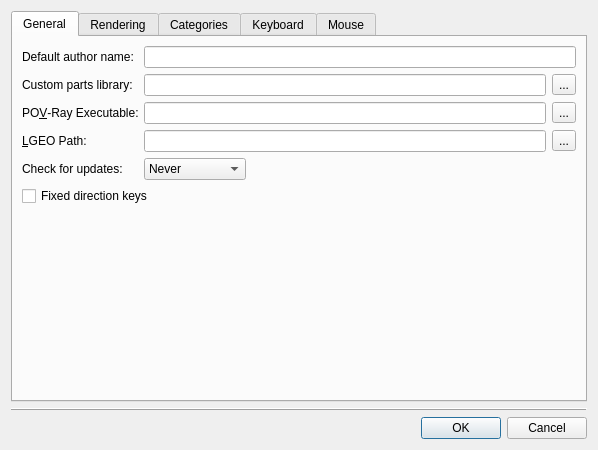
Qt form lc_lib/qt/lc_qpreferencesdialog.ui (trevorsandy/lpub3d-ci) before a commit.
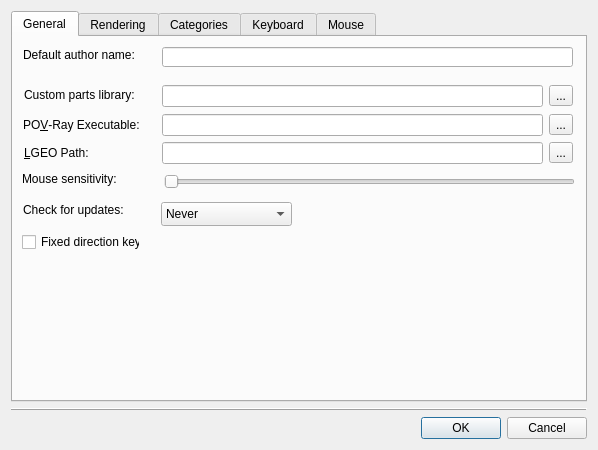
The same form after that commit.

Patch:
```diff
--- a/lc_lib/qt/lc_qpreferencesdialog.ui
+++ b/lc_lib/qt/lc_qpreferencesdialog.ui
@@ -23,12 +23,15 @@
       <attribute name="title">
        <string>General</string>
       </attribute>
-      <layout class="QFormLayout" name="formLayout">
-       <property name="fieldGrowthPolicy">
-        <enum>QFormLayout::ExpandingFieldsGrow</enum>
-       </property>
-       <item row="0" column="0">
         <widget class="QLabel" name="label_4">
+       <property name="geometry">
+        <rect>
+         <x>10</x>
+         <y>10</y>
+         <width>140</width>
+         <height>16</height>
+        </rect>
+       </property>
          <property name="text">
           <string>Default author name:</string>
          </property>
@@ -36,12 +39,25 @@
           <cstring>authorName</cstring>
          </property>
         </widget>
-       </item>
-       <item row="0" column="1">
-        <widget class="QLineEdit" name="authorName"/>
-       </item>
-       <item row="3" column="0">
+      <widget class="QLineEdit" name="authorName">
+       <property name="geometry">
+        <rect>
+         <x>149</x>
+         <y>10</y>
+         <width>411</width>
+         <height>20</height>
+        </rect>
+       </property>
+      </widget>
         <widget class="QLabel" name="label_5">
+       <property name="geometry">
+        <rect>
+         <x>11</x>
+         <y>48</y>
+         <width>140</width>
+         <height>20</height>
+        </rect>
+       </property>
          <property name="text">
           <string>Custom parts library:</string>
          </property>
@@ -49,23 +65,15 @@
           <cstring>partsLibrary</cstring>
          </property>
         </widget>
-       </item>
-       <item row="3" column="1">
-        <layout class="QHBoxLayout" name="horizontalLayout_3">
-         <item>
-          <widget class="QLineEdit" name="partsLibrary"/>
-         </item>
-         <item>
-          <widget class="QToolButton" name="partsLibraryBrowse">
-           <property name="text">
-            <string>...</string>
-           </property>
-          </widget>
-         </item>
-        </layout>
-       </item>
-       <item row="4" column="0">
         <widget class="QLabel" name="povrayLabel">
+       <property name="geometry">
+        <rect>
+         <x>10</x>
+         <y>80</y>
+         <width>140</width>
+         <height>16</height>
+        </rect>
+       </property>
          <property name="text">
           <string>PO&amp;V-Ray Executable:</string>
          </property>
@@ -73,23 +81,15 @@
           <cstring>povrayExecutable</cstring>
          </property>
         </widget>
-       </item>
-       <item row="4" column="1">
-        <layout class="QHBoxLayout" name="povrayLayout">
-         <item>
-          <widget class="QLineEdit" name="povrayExecutable"/>
-         </item>
-         <item>
-          <widget class="QToolButton" name="povrayExecutableBrowse">
-           <property name="text">
-            <string>...</string>
-           </property>
-          </widget>
-         </item>
-        </layout>
-       </item>
-       <item row="5" column="0">
         <widget class="QLabel" name="label_9">
+       <property name="geometry">
+        <rect>
+         <x>11</x>
+         <y>106</y>
+         <width>131</width>
+         <height>20</height>
+        </rect>
+       </property>
          <property name="text">
           <string>&amp;LGEO Path:</string>
          </property>
@@ -97,23 +97,15 @@
           <cstring>lgeoPath</cstring>
          </property>
         </widget>
-       </item>
-       <item row="5" column="1">
-        <layout class="QHBoxLayout" name="horizontalLayout_10">
-         <item>
-          <widget class="QLineEdit" name="lgeoPath"/>
-         </item>
-         <item>
-          <widget class="QToolButton" name="lgeoPathBrowse">
-           <property name="text">
-            <string>...</string>
-           </property>
-          </widget>
-         </item>
-        </layout>
-       </item>
-       <item row="6" column="0">
         <widget class="QLabel" name="label_10">
+       <property name="geometry">
+        <rect>
+         <x>10</x>
+         <y>165</y>
+         <width>141</width>
+         <height>16</height>
+        </rect>
+       </property>
          <property name="text">
           <string>Check for updates:</string>
          </property>
@@ -121,9 +113,15 @@
           <cstring>checkForUpdates</cstring>
          </property>
         </widget>
-       </item>
-       <item row="6" column="1">
         <widget class="QComboBox" name="checkForUpdates">
+       <property name="geometry">
+        <rect>
+         <x>148</x>
+         <y>165</y>
+         <width>131</width>
+         <height>24</height>
+        </rect>
+       </property>
          <item>
           <property name="text">
            <string>Never</string>
@@ -140,15 +138,120 @@
           </property>
          </item>
         </widget>
-       </item>
-       <item row="7" column="0" colspan="2">
         <widget class="QCheckBox" name="fixedDirectionKeys">
+       <property name="geometry">
+        <rect>
+         <x>9</x>
+         <y>190</y>
+         <width>118</width>
+         <height>30</height>
+        </rect>
+       </property>
          <property name="text">
           <string>Fixed direction keys</string>
          </property>
         </widget>
-       </item>
-      </layout>
+      <widget class="QLabel" name="label_13">
+       <property name="geometry">
+        <rect>
+         <x>9</x>
+         <y>134</y>
+         <width>141</width>
+         <height>16</height>
+        </rect>
+       </property>
+       <property name="text">
+        <string>Mouse sensitivity:</string>
+       </property>
+      </widget>
+      <widget class="QSlider" name="mouseSensitivity">
+       <property name="geometry">
+        <rect>
+         <x>151</x>
+         <y>134</y>
+         <width>411</width>
+         <height>22</height>
+        </rect>
+       </property>
+       <property name="minimum">
+        <number>1</number>
+       </property>
+       <property name="maximum">
+        <number>20</number>
+       </property>
+       <property name="pageStep">
+        <number>5</number>
+       </property>
+       <property name="orientation">
+        <enum>Qt::Horizontal</enum>
+       </property>
+      </widget>
+      <widget class="QWidget" name="layoutWidget0">
+       <property name="geometry">
+        <rect>
+         <x>149</x>
+         <y>105</y>
+         <width>411</width>
+         <height>22</height>
+        </rect>
+       </property>
+       <layout class="QHBoxLayout" name="horizontalLayout_10">
+        <item>
+         <widget class="QLineEdit" name="lgeoPath"/>
+        </item>
+        <item>
+         <widget class="QToolButton" name="lgeoPathBrowse">
+          <property name="text">
+           <string>...</string>
+          </property>
+         </widget>
+        </item>
+       </layout>
+      </widget>
+      <widget class="QWidget" name="layoutWidget1">
+       <property name="geometry">
+        <rect>
+         <x>149</x>
+         <y>77</y>
+         <width>411</width>
+         <height>22</height>
+        </rect>
+       </property>
+       <layout class="QHBoxLayout" name="horizontalLayout_8">
+        <item>
+         <widget class="QLineEdit" name="povrayExecutable"/>
+        </item>
+        <item>
+         <widget class="QToolButton" name="povrayExecutableBrowse">
+          <property name="text">
+           <string>...</string>
+          </property>
+         </widget>
+        </item>
+       </layout>
+      </widget>
+      <widget class="QWidget" name="layoutWidget2">
+       <property name="geometry">
+        <rect>
+         <x>149</x>
+         <y>48</y>
+         <width>411</width>
+         <height>22</height>
+        </rect>
+       </property>
+       <layout class="QHBoxLayout" name="horizontalLayout_3">
+        <item>
+         <widget class="QLineEdit" name="partsLibrary"/>
+        </item>
+        <item>
+         <widget class="QToolButton" name="partsLibraryBrowse">
+          <property name="text">
+           <string>...</string>
+          </property>
+         </widget>
+        </item>
+       </layout>
+      </widget>
      </widget>
      <widget class="QWidget" name="tabRendering">
       <attribute name="title">
@@ -798,33 +901,6 @@
          </layout>
         </widget>
        </item>
-       <item>
-        <layout class="QHBoxLayout" name="horizontalLayout_15">
-         <item>
-          <widget class="QLabel" name="label_13">
-           <property name="text">
-            <string>Mouse sensitivity:</string>
-           </property>
-          </widget>
-         </item>
-         <item>
-          <widget class="QSlider" name="mouseSensitivity">
-           <property name="minimum">
-            <number>1</number>
-           </property>
-           <property name="maximum">
-            <number>20</number>
-           </property>
-           <property name="pageStep">
-            <number>5</number>
-           </property>
-           <property name="orientation">
-            <enum>Qt::Horizontal</enum>
-           </property>
-          </widget>
-         </item>
-        </layout>
-       </item>
       </layout>
      </widget>
     </widget>
```
Left out of the diff: 3 changed lines with no effect on the pictures. Lines whose indentation alone changed are shown as unchanged.
